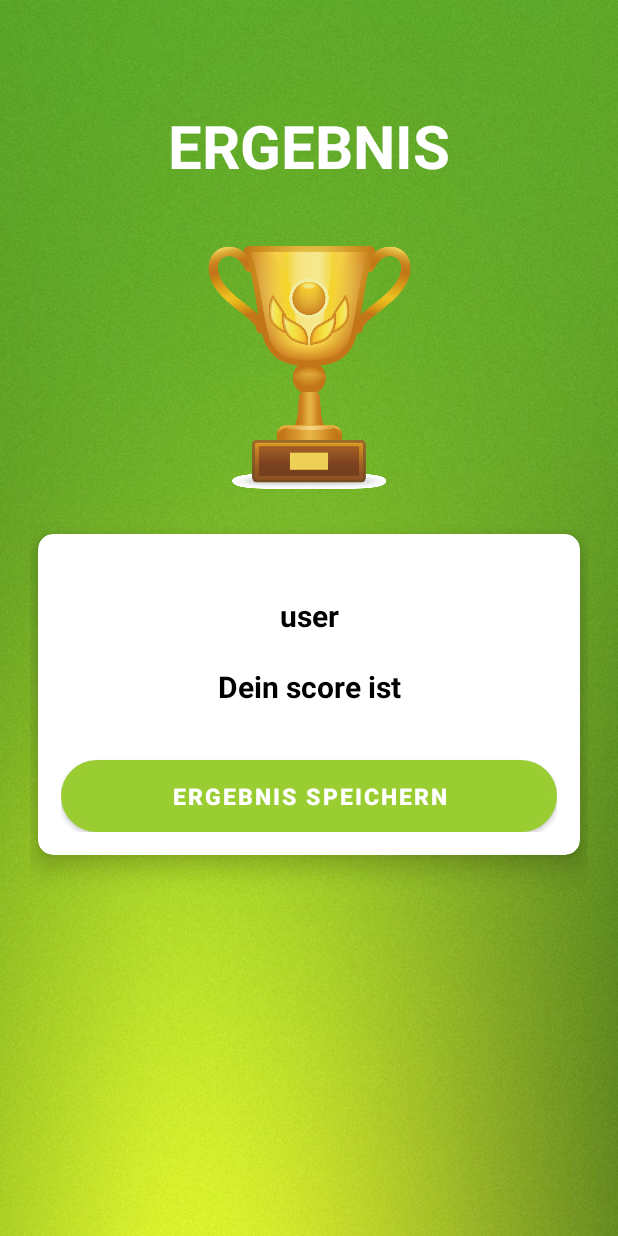
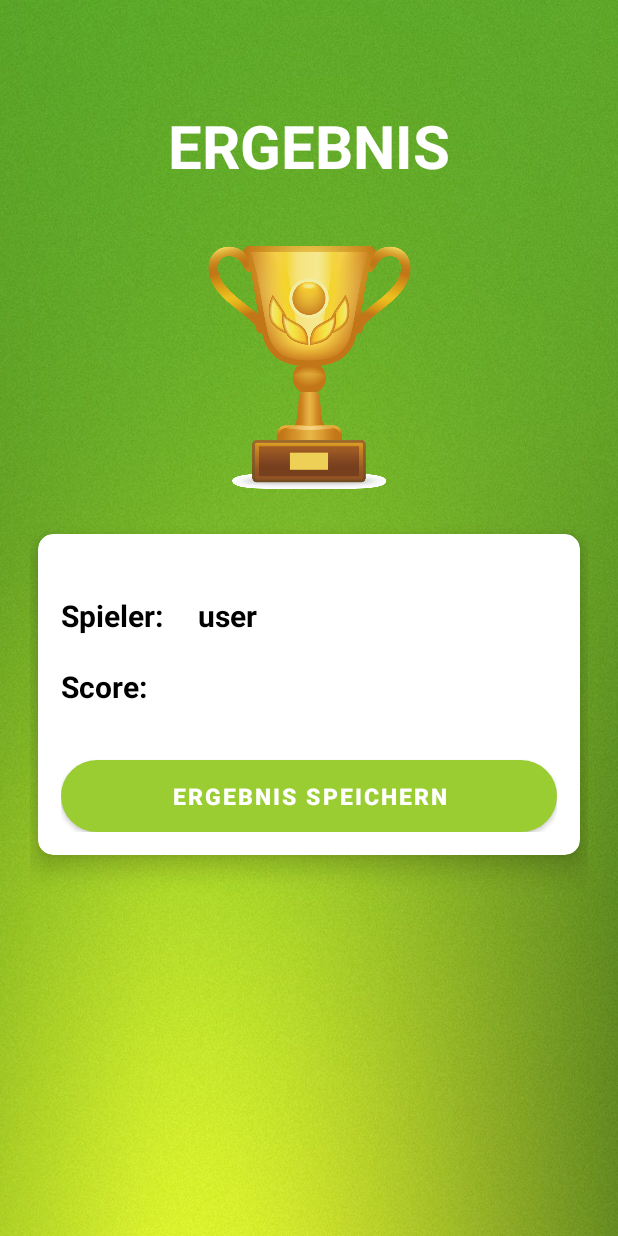
Before and after one commit to WxExLGHTZ/Kotlin_Quiz_App, an Android app: the layout fragment_result.xml on its own in the app's theme, with its tools: preview values and no code run, on a phone screen of 412 x 824 dp. Run offline under Robolectric (Android 15) with nearby library versions, the phone set to English and light mode, and no system bars.

Commit message:
minor fixes

```diff
--- a/app/src/main/res/layout/fragment_result.xml
+++ b/app/src/main/res/layout/fragment_result.xml
@@ -67,37 +67,53 @@
                 android:orientation="vertical"
                 android:padding="15dp">
 
+                <LinearLayout
+                    android:layout_width="wrap_content"
+                    android:layout_height="wrap_content"
+                    android:orientation="horizontal" >
 
+                <TextView
+                    android:id="@+id/text_view_spl"
+                    android:layout_width="wrap_content"
+                    android:layout_height="wrap_content"
+                    android:layout_marginTop="25dp"
+                    android:ellipsize="marquee"
+                    android:gravity="left"
+                    android:maxLines="1"
+                    android:text="Spieler:     "
+                    android:textColor="@color/black"
+                    android:textSize="20sp"
+                    android:textStyle="bold">
 
+                </TextView>
 
 
                 <TextView
                     android:id="@+id/text_view_name"
-                    android:layout_width="match_parent"
+                    android:layout_width="wrap_content"
                     android:layout_height="wrap_content"
+                    android:ellipsize="marquee"
+                    android:gravity="center"
+                    android:maxLines="1"
+                    android:text="@{String.valueOf(resultViewModel.sname)}"
+                    android:textColor="@color/black"
                     android:layout_marginTop="25dp"
-                    android:gravity="center"
-                    android:textColor="@color/black"
                     android:textSize="20sp"
                     android:textStyle="bold"
-                    android:maxLines="1"
-                    android:ellipsize="marquee"
-                    android:text="@{String.valueOf(resultViewModel.sname)}"
                     tools:text="user"></TextView>
-
-
+                </LinearLayout>
 
                 <TextView
                     android:id="@+id/text_view_highscore"
                     android:layout_width="match_parent"
                     android:layout_height="wrap_content"
                     android:layout_marginTop="20dp"
-                    android:gravity="center"
+                    android:gravity="left"
                     android:textColor="@color/black"
                     android:textSize="20sp"
                     android:textStyle="bold"
-                    android:text="@{`Dein Score: ` + String.valueOf(resultViewModel.score)}"
-                    tools:text="Dein score ist"></TextView>
+                    android:text="@{`Score:     ` + String.valueOf(resultViewModel.score)}"
+                    tools:text="Score:"></TextView>
 
                 <Button
                     android:id="@+id/button_ende"
```
